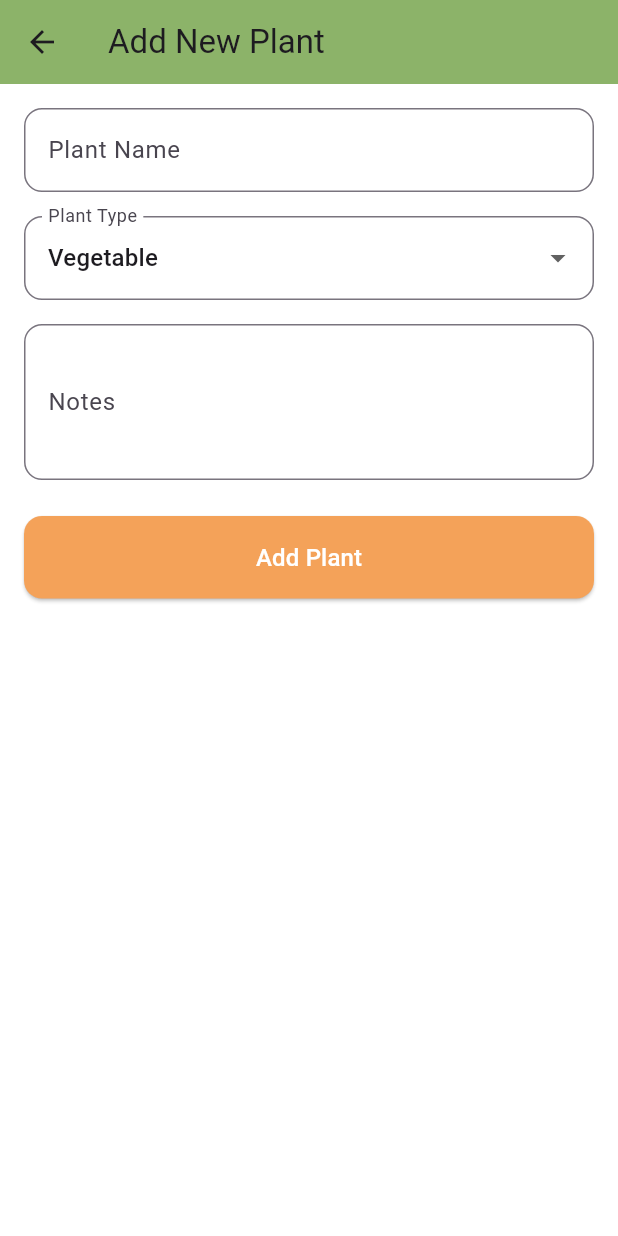
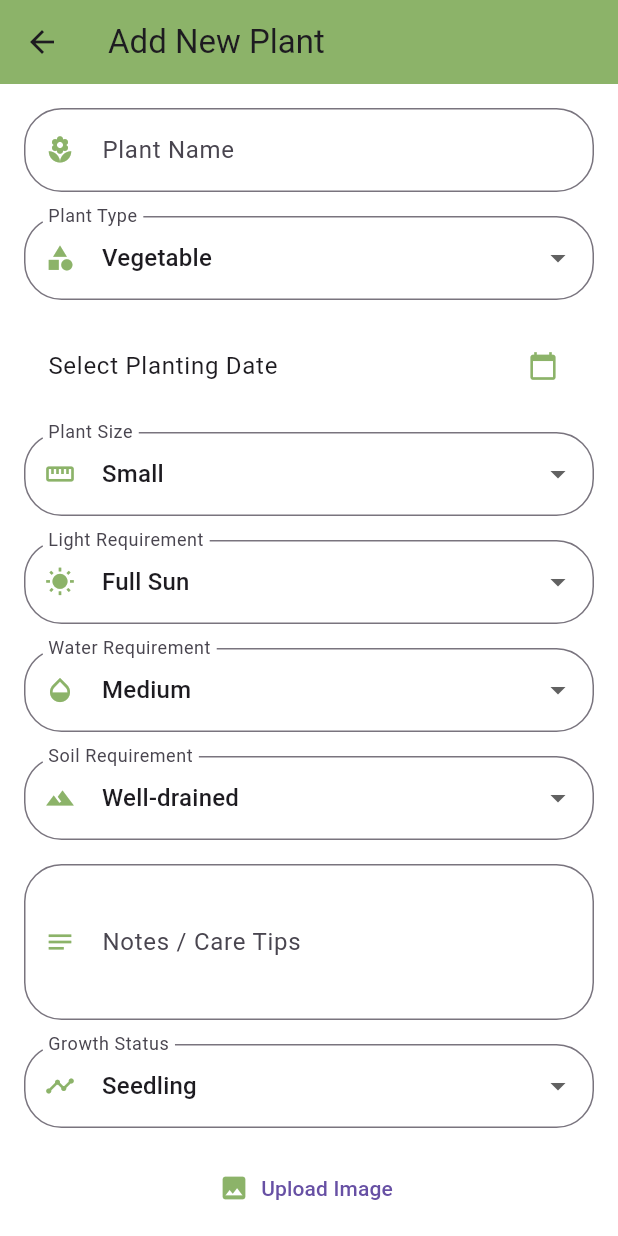
Before and after one commit to ej-aan/GrowPlants, a Flutter app: the GardenPlannerScreen screen opened by its route, on a phone screen of 412 x 824 dp. Run offline on Flutter 3.47's test engine with Material 3 defaults, Android fonts, the phone set to English and light mode, and no system bars; our stand-ins replace image_picker.

Commit message:
update garden planner

```diff
--- a/lib/screens/home/garden_planner/garden_planner_screen.dart
+++ b/lib/screens/home/garden_planner/garden_planner_screen.dart
@@ -1,4 +1,6 @@
 import 'package:flutter/material.dart';
+import 'package:image_picker/image_picker.dart';
+import 'dart:io';
 
 class GardenPlannerScreen extends StatefulWidget {
   @override
@@ -10,12 +12,31 @@ class _GardenPlannerScreenState extends State<GardenPlannerScreen> {
   final _nameController = TextEditingController();
   final _notesController = TextEditingController();
   String _selectedType = 'Vegetable';
+  String _selectedSize = 'Small';
+  String _selectedLight = 'Full Sun';
+  String _selectedWater = 'Medium';
+  String _selectedSoil = 'Well-drained';
+  String _selectedStatus = 'Seedling';
+  DateTime? _plantingDate;
+  File? _image;
+
+  final Color _iconColor = const Color(0xFF8CB369);
+
+  Future<void> _pickImage() async {
+    final pickedFile = await ImagePicker().pickImage(source: ImageSource.gallery);
+
+    if (pickedFile != null) {
+      setState(() {
+        _image = File(pickedFile.path);
+      });
+    }
+  }
 
   @override
   Widget build(BuildContext context) {
     return Scaffold(
       appBar: AppBar(
-        backgroundColor: const Color(0xFF8CB369),
+        backgroundColor: _iconColor,
         title: const Text('Add New Plant'),
         elevation: 0,
       ),
@@ -25,36 +46,17 @@ class _GardenPlannerScreenState extends State<GardenPlannerScreen> {
           key: _formKey,
           child: ListView(
             children: [
-              TextFormField(
+              _buildTextField(
                 controller: _nameController,
-                decoration: InputDecoration(
-                  labelText: 'Plant Name',
-                  border: OutlineInputBorder(
-                    borderRadius: BorderRadius.circular(12),
-                  ),
-                ),
-                validator: (value) {
-                  if (value?.isEmpty ?? true) {
-                    return 'Please enter a plant name';
-                  }
-                  return null;
-                },
+                label: 'Plant Name',
+                icon: Icons.local_florist,
               ),
               const SizedBox(height: 16),
-              DropdownButtonFormField<String>(
+              _buildDropdownField(
+                label: 'Plant Type',
                 value: _selectedType,
-                decoration: InputDecoration(
-                  labelText: 'Plant Type',
-                  border: OutlineInputBorder(
-                    borderRadius: BorderRadius.circular(12),
-                  ),
-                ),
-                items: ['Vegetable', 'Fruit', 'Herb', 'Flower']
-                    .map((type) => DropdownMenuItem(
-                          value: type,
-                          child: Text(type),
-                        ))
-                    .toList(),
+                icon: Icons.category,
+                items: ['Vegetable', 'Fruit', 'Herb', 'Flower', 'Tree'],
                 onChanged: (value) {
                   setState(() {
                     _selectedType = value!;
@@ -62,23 +64,106 @@ class _GardenPlannerScreenState extends State<GardenPlannerScreen> {
                 },
               ),
               const SizedBox(height: 16),
-              TextFormField(
+              ListTile(
+                title: Text(
+                  _plantingDate == null
+                      ? 'Select Planting Date'
+                      : 'Planting Date: ${_plantingDate?.toLocal().toString().split(' ')[0]}',
+                ),
+                trailing: Icon(Icons.calendar_today, color: _iconColor, size: 20),
+                onTap: _pickDate,
+              ),
+              const SizedBox(height: 16),
+              _buildDropdownField(
+                label: 'Plant Size',
+                value: _selectedSize,
+                icon: Icons.straighten,
+                items: ['Small', 'Medium', 'Large'],
+                onChanged: (value) {
+                  setState(() {
+                    _selectedSize = value!;
+                  });
+                },
+              ),
+              const SizedBox(height: 16),
+              _buildDropdownField(
+                label: 'Light Requirement',
+                value: _selectedLight,
+                icon: Icons.wb_sunny,
+                items: ['Full Sun', 'Partial Shade', 'Shade'],
+                onChanged: (value) {
+                  setState(() {
+                    _selectedLight = value!;
+                  });
+                },
+              ),
+              const SizedBox(height: 16),
+              _buildDropdownField(
+                label: 'Water Requirement',
+                value: _selectedWater,
+                icon: Icons.opacity,
+                items: ['Low', 'Medium', 'High'],
+                onChanged: (value) {
+                  setState(() {
+                    _selectedWater = value!;
+                  });
+                },
+              ),
+              const SizedBox(height: 16),
+              _buildDropdownField(
+                label: 'Soil Requirement',
+                value: _selectedSoil,
+                icon: Icons.terrain,
+                items: ['Well-drained', 'Clay', 'Sandy'],
+                onChanged: (value) {
+                  setState(() {
+                    _selectedSoil = value!;
+                  });
+                },
+              ),
+              const SizedBox(height: 16),
+              _buildTextField(
                 controller: _notesController,
-                decoration: InputDecoration(
-                  labelText: 'Notes',
-                  border: OutlineInputBorder(
-                    borderRadius: BorderRadius.circular(12),
-                  ),
-                ),
+                label: 'Notes / Care Tips',
+                icon: Icons.notes,
                 maxLines: 3,
               ),
+              const SizedBox(height: 16),
+              _buildDropdownField(
+                label: 'Growth Status',
+                value: _selectedStatus,
+                icon: Icons.timeline,
+                items: ['Seedling', 'Growing', 'Mature'],
+                onChanged: (value) {
+                  setState(() {
+                    _selectedStatus = value!;
+                  });
+                },
+              ),
+              const SizedBox(height: 16),
+              _image == null
+                  ? TextButton.icon(
+                      onPressed: _pickImage,
+                      icon: Icon(Icons.image, color: _iconColor, size: 20),
+                      label: Text('Upload Image'),
+                    )
+                  : Column(
+                      children: [
+                        Image.file(_image!),
+                        TextButton(
+                          onPressed: _pickImage,
+                          child: Text('Change Image'),
+                        ),
+                      ],
+                    ),
               const SizedBox(height: 24),
+
               ElevatedButton(
                 style: ElevatedButton.styleFrom(
                   backgroundColor: const Color(0xFFF4A259),
                   padding: const EdgeInsets.symmetric(vertical: 16),
                   shape: RoundedRectangleBorder(
-                    borderRadius: BorderRadius.circular(12),
+                    borderRadius: BorderRadius.circular(25),
                   ),
                 ),
                 onPressed: _savePlant,
@@ -94,9 +179,86 @@ class _GardenPlannerScreenState extends State<GardenPlannerScreen> {
     );
   }
 
+  Widget _buildTextField({
+    required TextEditingController controller,
+    required String label,
+    required IconData icon,
+    int maxLines = 1,
+  }) {
+    return TextFormField(
+      controller: controller,
+      maxLines: maxLines,
+      decoration: InputDecoration(
+        labelText: label,
+        prefixIcon: Icon(icon, color: _iconColor, size: 20),
+        border: OutlineInputBorder(
+          borderRadius: BorderRadius.circular(25),
+          borderSide: BorderSide(color: _iconColor, width: 1),
+        ),
+        focusedBorder: OutlineInputBorder(
+          borderRadius: BorderRadius.circular(25),
+          borderSide: BorderSide(color: _iconColor, width: 1),
+        ),
+      ),
+      validator: (value) {
+        if (value?.isEmpty ?? true) {
+          return 'Please enter $label';
+        }
+        return null;
+      },
+    );
+  }
+
+  Widget _buildDropdownField({
+    required String label,
+    required String value,
+    required IconData icon,
+    required List<String> items,
+    required ValueChanged<String?> onChanged,
+  }) {
+    return DropdownButtonFormField<String>(
+      value: value,
+      decoration: InputDecoration(
+        labelText: label,
+        prefixIcon: Icon(icon, color: _iconColor, size: 20),
+        border: OutlineInputBorder(
+          borderRadius: BorderRadius.circular(25),
+          borderSide: BorderSide(color: _iconColor, width: 1),
+        ),
+        focusedBorder: OutlineInputBorder(
+          borderRadius: BorderRadius.circular(25),
+          borderSide: BorderSide(color: _iconColor, width: 1),
+        ),
+      ),
+      items: items
+          .map((item) => DropdownMenuItem(
+                value: item,
+                child: Text(item),
+              ))
+          .toList(),
+      onChanged: onChanged,
+    );
+  }
+
+
+  Future<void> _pickDate() async {
+    DateTime? pickedDate = await showDatePicker(
+      context: context,
+      initialDate: DateTime.now(),
+      firstDate: DateTime(2000),
+      lastDate: DateTime(2101),
+    );
+    if (pickedDate != null && pickedDate != _plantingDate) {
+      setState(() {
+        _plantingDate = pickedDate;
+      });
+    }
+  }
+
+
   void _savePlant() {
     if (_formKey.currentState?.validate() ?? false) {
-      // TODO: Save plant using DataService
+
       Navigator.pop(context);
     }
   }
--- a/pubspec.yaml
+++ b/pubspec.yaml
@@ -34,6 +34,7 @@ dependencies:
   provider: ^6.0.5
   sqflite: ^2.0.0+4
   charts_flutter: ^0.12.0
+  image_picker: ^0.8.5+3
 
   # The following adds the Cupertino Icons font to your application.
   # Use with the CupertinoIcons class for iOS style icons.
```
Also changed, not shown: pubspec.lock, 5 other files.
